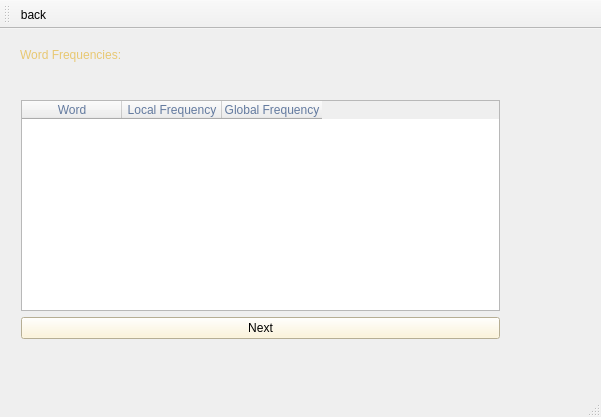
Before: the Qt Designer form DisplayFrequency.ui in Rrr3rrr2004/Word-Frequency-Count, drawn with Qt 5.
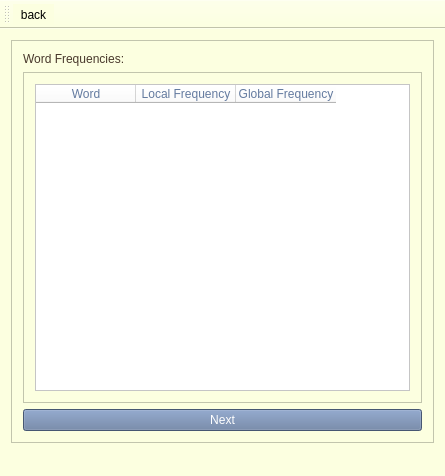
After: the same form once the commit is applied. Icons and pictures are not drawn.

```diff
--- a/DisplayFrequency.ui
+++ b/DisplayFrequency.ui
@@ -6,47 +6,71 @@
    <rect>
     <x>0</x>
     <y>0</y>
-    <width>601</width>
-    <height>417</height>
+    <width>445</width>
+    <height>476</height>
    </rect>
   </property>
   <property name="windowTitle">
    <string>DisplayFrequency</string>
   </property>
+  <property name="styleSheet">
+   <string notr="true">background-color: rgb(252, 255, 224);</string>
+  </property>
   <widget class="QWidget" name="centralWidget">
+   <layout class="QGridLayout" name="gridLayout_2">
+    <item row="0" column="0">
+     <widget class="QFrame" name="frame">
+      <property name="frameShape">
+       <enum>QFrame::Shape::StyledPanel</enum>
+      </property>
+      <property name="frameShadow">
+       <enum>QFrame::Shadow::Raised</enum>
+      </property>
+      <layout class="QGridLayout" name="gridLayout">
+       <item row="0" column="0">
    <widget class="QLabel" name="label">
-    <property name="geometry">
-     <rect>
-      <x>20</x>
-      <y>10</y>
-      <width>271</width>
-      <height>31</height>
-     </rect>
-    </property>
     <property name="styleSheet">
-     <string notr="true">color: rgb(232, 200, 114);
-font: 700 12pt &quot;Times New Roman&quot;;</string>
+          <string notr="true">font: 700 15pt &quot;Times New Roman&quot;;
+color: rgb(73, 57, 44);</string>
     </property>
     <property name="text">
      <string>Word Frequencies:</string>
     </property>
    </widget>
-   <widget class="QWidget" name="layoutWidget">
-    <property name="geometry">
-     <rect>
-      <x>10</x>
-      <y>60</y>
-      <width>501</width>
-      <height>261</height>
-     </rect>
-    </property>
-    <layout class="QVBoxLayout" name="verticalLayout">
-     <item>
+       </item>
+       <item row="3" column="0">
+        <widget class="QPushButton" name="next">
+         <property name="cursor">
+          <cursorShape>PointingHandCursor</cursorShape>
+         </property>
+         <property name="styleSheet">
+          <string notr="true">font: 700 15pt &quot;Traditional Arabic&quot;;
+background-color: rgb(99, 122, 159);
+color: rgb(255, 255, 255);</string>
+         </property>
+         <property name="text">
+          <string>Next</string>
+         </property>
+        </widget>
+       </item>
+       <item row="1" column="0">
+        <widget class="QFrame" name="frame_2">
+         <property name="frameShape">
+          <enum>QFrame::Shape::StyledPanel</enum>
+         </property>
+         <property name="frameShadow">
+          <enum>QFrame::Shadow::Raised</enum>
+         </property>
+         <layout class="QGridLayout" name="gridLayout_3">
+          <item row="0" column="0">
       <widget class="QTableWidget" name="tableFreq">
        <property name="styleSheet">
         <string notr="true">color: rgb(99, 122, 159);
-font: 700 10pt &quot;Traditional Arabic&quot;;
-alternate-background-color: rgb(201, 215, 221);</string>
+font: 700 8pt &quot;Traditional Arabic&quot;;
+alternate-background-color: rgb(201, 215, 221);
+background-color: rgb(255, 255, 255);
+border-top-color: rgb(201, 215, 221);
+</string>
        </property>
        <column>
         <property name="text">
@@ -65,19 +89,13 @@
        </column>
       </widget>
      </item>
-     <item>
-      <widget class="QPushButton" name="next">
-       <property name="styleSheet">
-        <string notr="true">background-color: rgb(255, 243, 207);
-font: 700 10pt &quot;Times New Roman&quot;;</string>
-       </property>
-       <property name="text">
-        <string>Next</string>
-       </property>
+         </layout>
       </widget>
      </item>
     </layout>
    </widget>
+    </item>
+   </layout>
   </widget>
   <widget class="QToolBar" name="mainToolBar">
    <attribute name="toolBarArea">
```
Lines whose indentation alone changed are shown as unchanged.
